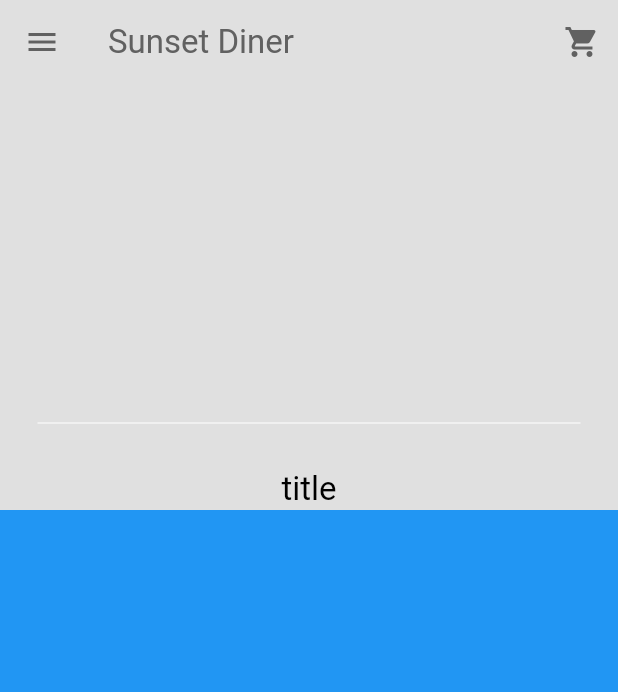
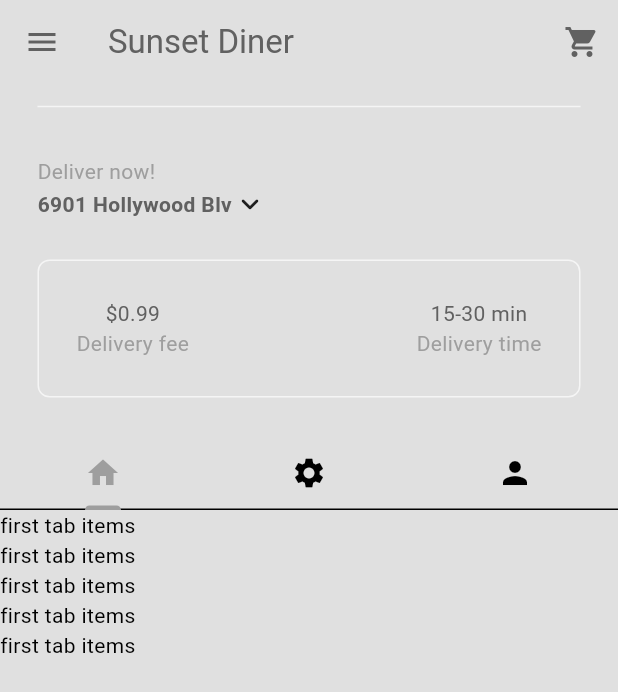
Before and after one commit to MalithKeerthisinghe/Flutter-Food-Delivery-App-With-Backend, a Flutter app: the HomePage screen opened directly, on a phone screen of 412 x 824 dp. Shown: the top 692 px of the screen. Run offline on Flutter 3.47's test engine with Material 3 defaults, Android fonts, the phone set to English and light mode, and no system bars.

Commit message:
adding more dart files and images
models
1. food.dart
components
1. my_description_box.dart
2. my_tab_bar.dart

```diff
--- a/lib/components/my_current_location.dart
+++ b/lib/components/my_current_location.dart
@@ -3,19 +3,61 @@ import 'package:flutter/material.dart';
 class MyCurrentLocation extends StatelessWidget {
   const MyCurrentLocation({super.key});
 
+  void openLocationSearchBox(BuildContext context) {
+    showDialog(
+      context: context,
+      builder: (context) => AlertDialog(
+        title: const Text("Your location"),
+        content: const TextField(
+          decoration: InputDecoration(hintText: "Search address.."),
+        ),
+        actions: [
+          // cancel button
+          MaterialButton(
+            onPressed: () => Navigator.pop(context),
+            child: const Text('Cancel'),
+          ),
+
+          // save button
+          MaterialButton(
+            onPressed: () => Navigator.pop(context),
+            child: const Text('Save'),
+          )
+        ],
+      ),
+    );
+  }
+
   @override
   Widget build(BuildContext context) {
-    return Column(
+    return Padding(
+      padding: const EdgeInsets.all(25.0),
+      child: Column(
+        crossAxisAlignment: CrossAxisAlignment.start,
         children: [
-        Text("Deliver now!"),
-        Row(
+          Text(
+            "Deliver now!",
+            style: TextStyle(color: Theme.of(context).colorScheme.primary),
+          ),
+          GestureDetector(
+            onTap: () => openLocationSearchBox(context),
+            child: Row(
               children: [
                 // address
-
+                Text(
+                  "6901 Hollywood Blv",
+                  style: TextStyle(
+                    color: Theme.of(context).colorScheme.inversePrimary,
+                    fontWeight: FontWeight.bold,
+                  ),
+                ),
                 // drop down menu
+                Icon(Icons.keyboard_arrow_down_rounded),
               ],
             ),
+          ),
         ],
+      ),
     );
   }
 }
--- /dev/null
+++ b/lib/components/my_description_box.dart
@@ -0,0 +1,54 @@
+import 'package:flutter/material.dart';
+
+class MyDescriptionBox extends StatelessWidget {
+  const MyDescriptionBox({super.key});
+
+  @override
+  Widget build(BuildContext context) {
+    //textstyle
+    var myPrimaryTextStyle =
+        TextStyle(color: Theme.of(context).colorScheme.inversePrimary);
+    var mySecondaryTextStyle =
+        TextStyle(color: Theme.of(context).colorScheme.primary);
+    return Container(
+      decoration: BoxDecoration(
+        border: Border.all(color: Theme.of(context).colorScheme.secondary),
+        borderRadius: BorderRadius.circular(8),
+      ),
+      padding: const EdgeInsets.all(25),
+      margin: const EdgeInsets.only(left: 25, right: 25, bottom: 25),
+      child: Row(
+        mainAxisAlignment: MainAxisAlignment.spaceBetween,
+        children: [
+          // delivery fee
+          Column(
+            children: [
+              Text(
+                '\$0.99',
+                style: myPrimaryTextStyle,
+              ),
+              Text(
+                'Delivery fee',
+                style: mySecondaryTextStyle,
+              ),
+            ],
+          ),
+
+          // delivery time
+          Column(
+            children: [
+              Text(
+                '15-30 min',
+                style: myPrimaryTextStyle,
+              ),
+              Text(
+                'Delivery time',
+                style: mySecondaryTextStyle,
+              ),
+            ],
+          ),
+        ],
+      ),
+    );
+  }
+}
--- /dev/null
+++ b/lib/components/my_tab_bar.dart
@@ -0,0 +1,35 @@
+import 'package:flutter/material.dart';
+
+class MyTabBar extends StatelessWidget {
+  final TabController tabController;
+
+  const MyTabBar({
+    super.key,
+    required this.tabController,
+  });
+
+  @override
+  Widget build(BuildContext context) {
+    return Container(
+      child: TabBar(
+        controller: tabController,
+        tabs: [
+          // 1st tab
+          Tab(
+            icon: Icon(Icons.home),
+          ),
+
+          // 2nd tab
+          Tab(
+            icon: Icon(Icons.settings),
+          ),
+
+          // 3rd tab
+          Tab(
+            icon: Icon(Icons.person),
+          ),
+        ],
+      ),
+    );
+  }
+}
--- a/lib/pages/home_page.dart
+++ b/lib/pages/home_page.dart
@@ -1,6 +1,9 @@
 import 'package:flutter/material.dart';
+import 'package:food_delivery_app/components/my_current_location.dart';
+import 'package:food_delivery_app/components/my_description_box.dart';
 import 'package:food_delivery_app/components/my_drawer.dart';
 import 'package:food_delivery_app/components/my_silver_app_bar.dart';
+import 'package:food_delivery_app/components/my_tab_bar.dart';
 
 class HomePage extends StatefulWidget {
   const HomePage({super.key});
@@ -9,7 +12,23 @@ class HomePage extends StatefulWidget {
   State<HomePage> createState() => _HomePageState();
 }
 
-class _HomePageState extends State<HomePage> {
+class _HomePageState extends State<HomePage>
+    with SingleTickerProviderStateMixin {
+  // tab controller
+  late TabController _tabController;
+
+  @override
+  void initState() {
+    super.initState();
+    _tabController = TabController(length: 3, vsync: this);
+  }
+
+  @override
+  void dispose() {
+    _tabController.dispose();
+    super.dispose();
+  }
+
   @override
   Widget build(BuildContext context) {
     return Scaffold(
@@ -17,7 +36,7 @@ class _HomePageState extends State<HomePage> {
       body: NestedScrollView(
           headerSliverBuilder: (context, innerBoxIsScrolled) => [
                 MySilverAppBar(
-                  title: Text("title"),
+                  title: MyTabBar(tabController: _tabController),
                   child: Column(
                     mainAxisAlignment: MainAxisAlignment.end,
                     children: [
@@ -28,14 +47,30 @@ class _HomePageState extends State<HomePage> {
                       ),
 
                       // my current location
+                      const MyCurrentLocation(),
 
                       // description box
+                      const MyDescriptionBox(),
                     ],
                   ),
                 ),
               ],
-          body: Container(
-            color: Colors.blue,
+          body: TabBarView(
+            controller: _tabController,
+            children: [
+              ListView.builder(
+                itemCount: 5,
+                itemBuilder: (context, index) => Text("first tab items"),
+              ),
+              ListView.builder(
+                itemCount: 5,
+                itemBuilder: (context, index) => Text("second tab items"),
+              ),
+              ListView.builder(
+                itemCount: 5,
+                itemBuilder: (context, index) => Text("third tab items"),
+              ),
+            ],
           )),
     );
   }
```
Also changed, not shown: lib/models/food.dart (added, +38 -0 lines). Lines whose indentation alone changed are shown as unchanged.
